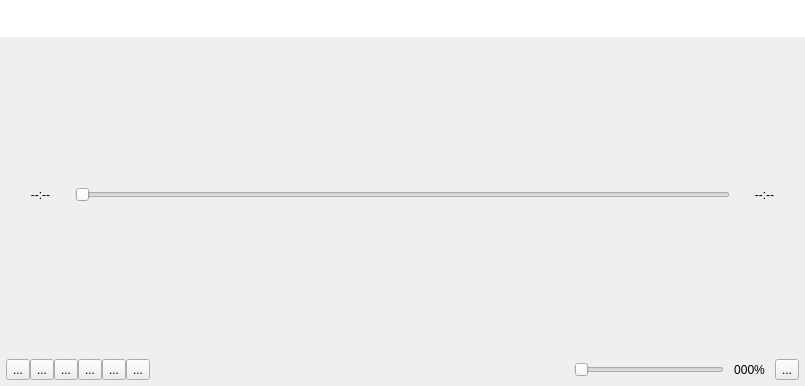
Old version of the form src/gui/widgets/playercontrols.ui in the repository ripose-jp/Memento.
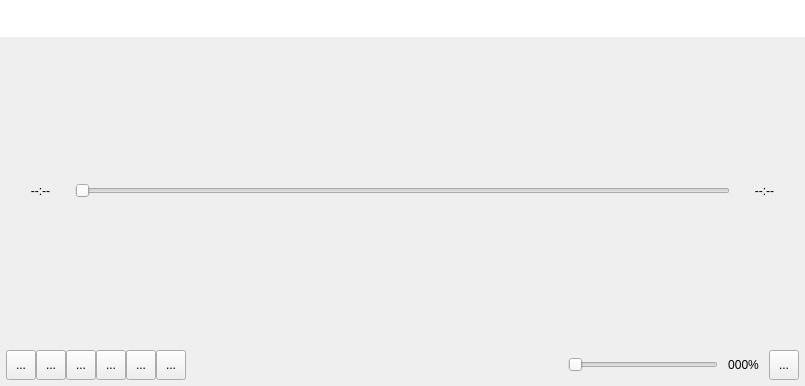
New version of the form. Icons and pictures are not drawn. Custom widgets are drawn as their Qt base class.

The edit to the form file:
```diff
--- a/src/gui/widgets/playercontrols.ui
+++ b/src/gui/widgets/playercontrols.ui
@@ -149,6 +149,12 @@
          <property name="toolTip">
           <string>Pause/Play</string>
          </property>
+         <property name="minimumSize">
+          <size>
+           <width>30</width>
+           <height>30</height>
+          </size>
+         </property>
          <property name="text">
           <string>...</string>
          </property>
@@ -166,6 +172,12 @@
          <property name="toolTip">
           <string>Skip to the previous file in the playlist</string>
          </property>
+         <property name="minimumSize">
+          <size>
+           <width>30</width>
+           <height>30</height>
+          </size>
+         </property>
          <property name="text">
           <string>...</string>
          </property>
@@ -186,6 +198,12 @@
          <property name="text">
           <string>...</string>
          </property>
+         <property name="minimumSize">
+          <size>
+           <width>30</width>
+           <height>30</height>
+          </size>
+         </property>
          <property name="icon">
           <iconset theme="media-seek-backward">
            <normaloff>.</normaloff>.</iconset>
@@ -203,6 +221,12 @@
          <property name="text">
           <string>...</string>
          </property>
+         <property name="minimumSize">
+          <size>
+           <width>30</width>
+           <height>30</height>
+          </size>
+         </property>
          <property name="icon">
           <iconset theme="media-seek-forward">
            <normaloff>.</normaloff>.</iconset>
@@ -220,6 +244,12 @@
          <property name="text">
           <string>...</string>
          </property>
+         <property name="minimumSize">
+          <size>
+           <width>30</width>
+           <height>30</height>
+          </size>
+         </property>
          <property name="icon">
           <iconset theme="media-skip-forward">
            <normaloff>.</normaloff>.</iconset>
@@ -234,6 +264,12 @@
          <property name="toolTip">
           <string>Stop playback and unqueue any videos</string>
          </property>
+         <property name="minimumSize">
+          <size>
+           <width>30</width>
+           <height>30</height>
+          </size>
+         </property>
          <property name="text">
           <string>...</string>
          </property>
@@ -307,6 +343,12 @@
        <property name="toolTip">
         <string>Fullscreen</string>
        </property>
+       <property name="minimumSize">
+          <size>
+           <width>30</width>
+           <height>30</height>
+          </size>
+         </property>
        <property name="text">
         <string>...</string>
        </property>
```
